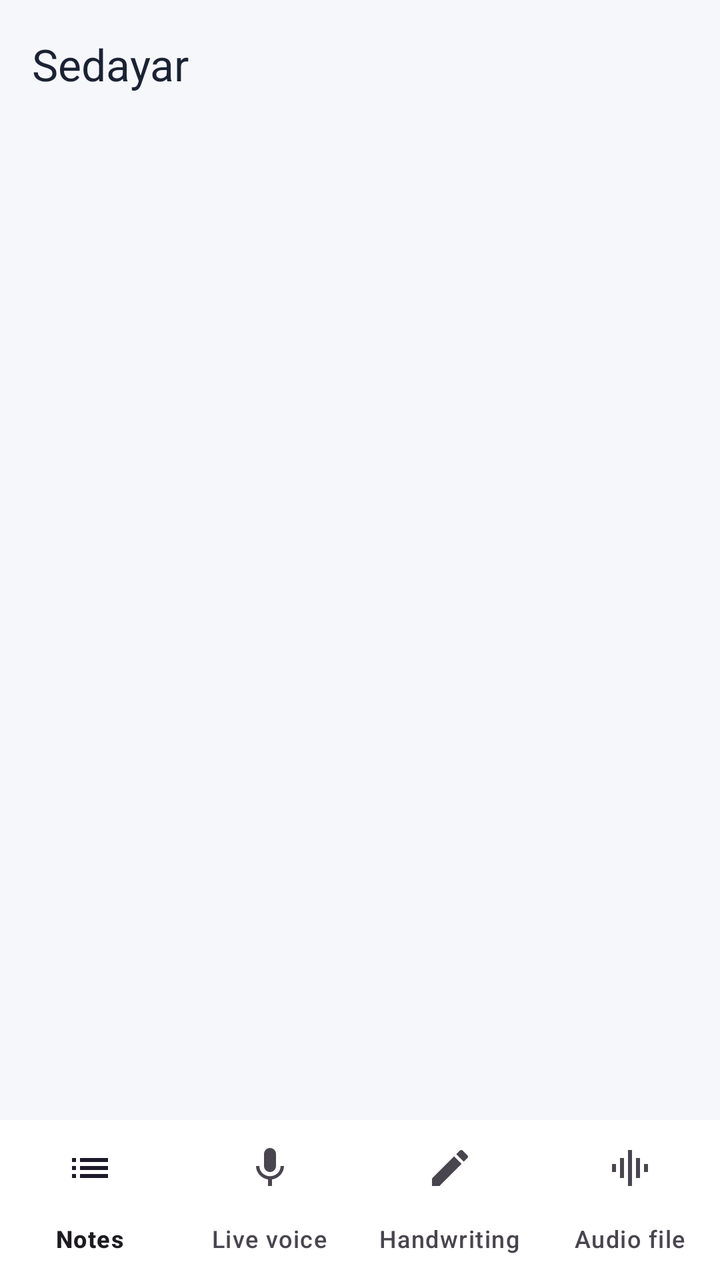
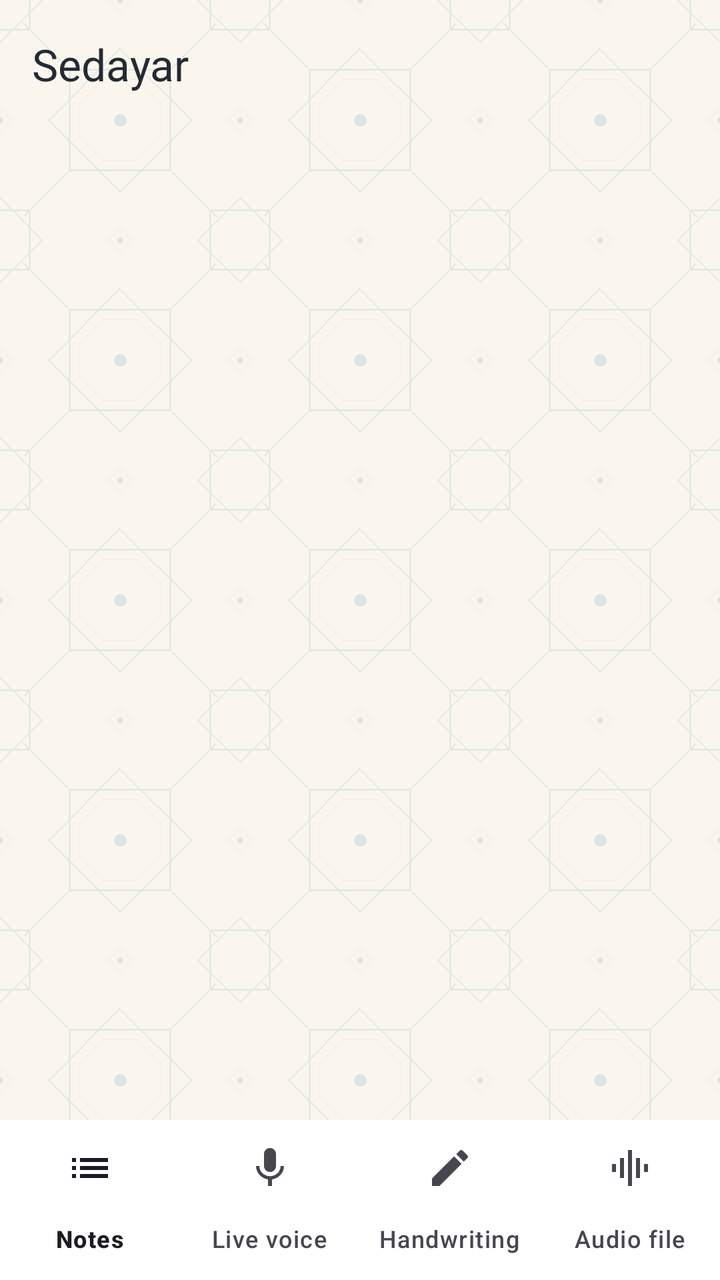

Compare the two renders of this Android layout. The source of the first and the diff that turns it into the second are given below.
<!-- AndroidManifest.xml: application theme Theme.Sedayar -->
<!-- res/layout/activity_main.xml -->
<?xml version="1.0" encoding="utf-8"?>
<androidx.coordinatorlayout.widget.CoordinatorLayout xmlns:android="http://schemas.android.com/apk/res/android"
    xmlns:app="http://schemas.android.com/apk/res-auto"
    android:layout_width="match_parent"
    android:layout_height="match_parent"
    android:background="@color/paper">

    <LinearLayout
        android:layout_width="match_parent"
        android:layout_height="match_parent"
        android:orientation="vertical">

        <com.google.android.material.appbar.MaterialToolbar
            android:id="@+id/toolbar"
            android:layout_width="match_parent"
            android:layout_height="?attr/actionBarSize"
            android:background="@color/paper"
            app:title="@string/app_name"
            app:titleTextColor="@color/text_primary" />

        <FrameLayout
            android:id="@+id/container"
            android:layout_width="match_parent"
            android:layout_height="0dp"
            android:layout_weight="1" />

        <com.google.android.material.bottomnavigation.BottomNavigationView
            android:id="@+id/bottom_nav"
            android:layout_width="match_parent"
            android:layout_height="wrap_content"
            android:background="@color/surface"
            app:elevation="8dp"
            app:labelVisibilityMode="labeled"
            app:menu="@menu/menu_bottom_nav" />
    </LinearLayout>
</androidx.coordinatorlayout.widget.CoordinatorLayout>
<!-- resources referenced by this layout -->
<resources>
  <color name="paper">#F5F7FB</color>
  <color name="surface">#FFFFFF</color>
  <color name="text_primary">#1A2233</color>
  <string name="app_name">Sedayar</string>
  <style name="Theme.Sedayar" parent="Theme.Material3.Light.NoActionBar">
          <item name="colorPrimary">@color/primary</item>
          <item name="colorOnPrimary">@color/on_primary</item>
          <item name="colorPrimaryContainer">@color/primary_container</item>
          <item name="colorOnPrimaryContainer">@color/on_primary_container</item>
          <item name="android:colorBackground">@color/paper</item>
          <item name="colorSurface">@color/surface</item>
          <item name="colorOnSurface">@color/text_primary</item>
          <item name="colorOnSurfaceVariant">@color/text_secondary</item>
          <item name="colorOutline">@color/stroke</item>
          <item name="android:statusBarColor">@color/paper</item>
          <item name="android:windowLightStatusBar">true</item>
          <item name="fontFamily">@font/vazirmatn</item>
          <item name="android:fontFamily">@font/vazirmatn</item>
      </style>
  <color name="primary">#4F6DF5</color>
  <color name="on_primary">#FFFFFF</color>
  <color name="primary_container">#E4E9FF</color>
  <color name="on_primary_container">#1B2C7E</color>
  <color name="text_secondary">#667085</color>
  <color name="stroke">#E3E8F0</color>
</resources>

<!-- the commit's change to res/layout/activity_main.xml (unified diff, before → after) -->
@@ -3,7 +3,7 @@
     xmlns:app="http://schemas.android.com/apk/res-auto"
     android:layout_width="match_parent"
     android:layout_height="match_parent"
-    android:background="@color/paper">
+    android:background="@drawable/bg_app">
 
     <LinearLayout
         android:layout_width="match_parent"
@@ -14,7 +14,7 @@
             android:id="@+id/toolbar"
             android:layout_width="match_parent"
             android:layout_height="?attr/actionBarSize"
-            android:background="@color/paper"
+            android:background="@android:color/transparent"
             app:title="@string/app_name"
             app:titleTextColor="@color/text_primary" />
 
<!-- resource entries referenced after the edit -->
@@ -1,8 +1,19 @@
 <!-- resources referenced by this layout -->
 <resources>
-  <color name="paper">#F5F7FB</color>
+  <color name="paper">#FAF6EE</color>
+  <!-- drawable pattern_faint: png bitmap (drawable-nodpi, 4999 bytes) -->
   <color name="surface">#FFFFFF</color>
-  <color name="text_primary">#1A2233</color>
+  <color name="text_primary">#232A33</color>
+  <!-- drawable bg_app (drawable) -->
+  <?xml version="1.0" encoding="utf-8"?>
+  <layer-list xmlns:android="http://schemas.android.com/apk/res/android">
+      <item android:drawable="@color/paper" />
+      <item>
+          <bitmap
+              android:src="@drawable/pattern_faint"
+              android:tileMode="repeat" />
+      </item>
+  </layer-list>
   <string name="app_name">Sedayar</string>
   <style name="Theme.Sedayar" parent="Theme.Material3.Light.NoActionBar">
           <item name="colorPrimary">@color/primary</item>
@@ -14,16 +25,19 @@
           <item name="colorOnSurface">@color/text_primary</item>
           <item name="colorOnSurfaceVariant">@color/text_secondary</item>
           <item name="colorOutline">@color/stroke</item>
-          <item name="android:statusBarColor">@color/paper</item>
-          <item name="android:windowLightStatusBar">true</item>
+          <item name="colorSecondary">@color/gold</item>
+          <item name="android:statusBarColor">@color/lapis</item>
+          <item name="android:windowLightStatusBar">false</item>
           <item name="fontFamily">@font/vazirmatn</item>
           <item name="android:fontFamily">@font/vazirmatn</item>
       </style>
-  <color name="primary">#4F6DF5</color>
+  <color name="primary">#0F7B84</color>
   <color name="on_primary">#FFFFFF</color>
-  <color name="primary_container">#E4E9FF</color>
-  <color name="on_primary_container">#1B2C7E</color>
-  <color name="text_secondary">#667085</color>
-  <color name="stroke">#E3E8F0</color>
+  <color name="primary_container">#D8F0F0</color>
+  <color name="on_primary_container">#084C52</color>
+  <color name="text_secondary">#6E7480</color>
+  <color name="stroke">#E8E1D2</color>
+  <color name="gold">#C9A227</color>
+  <color name="lapis">#0F2142</color>
 </resources>
 
